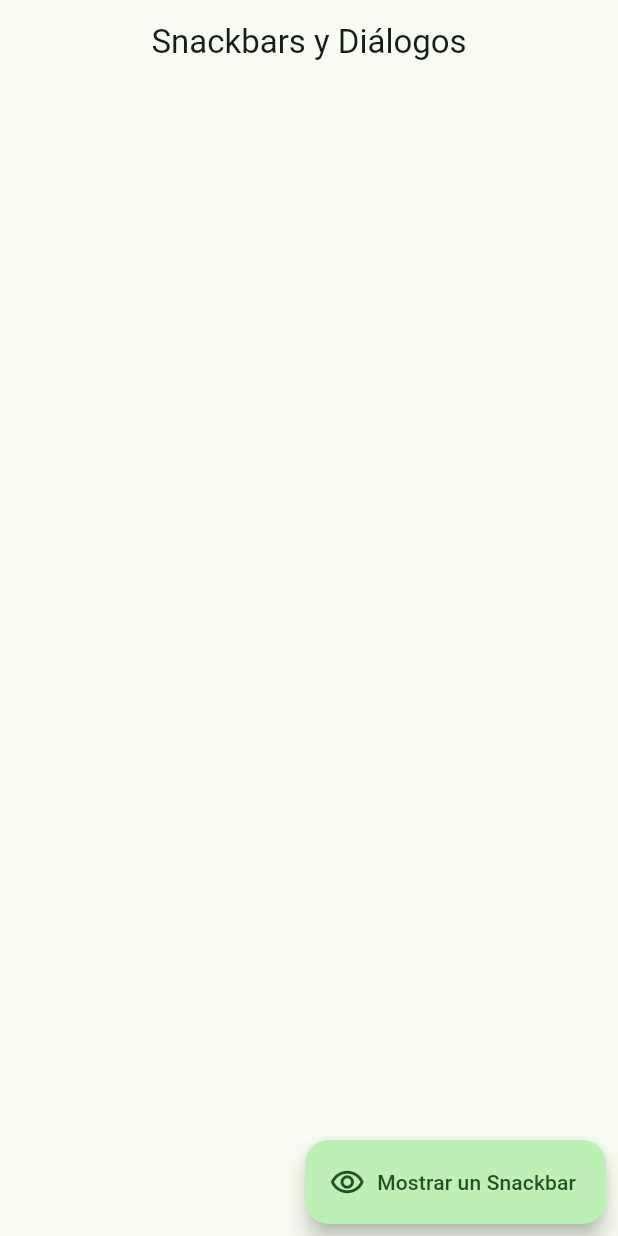
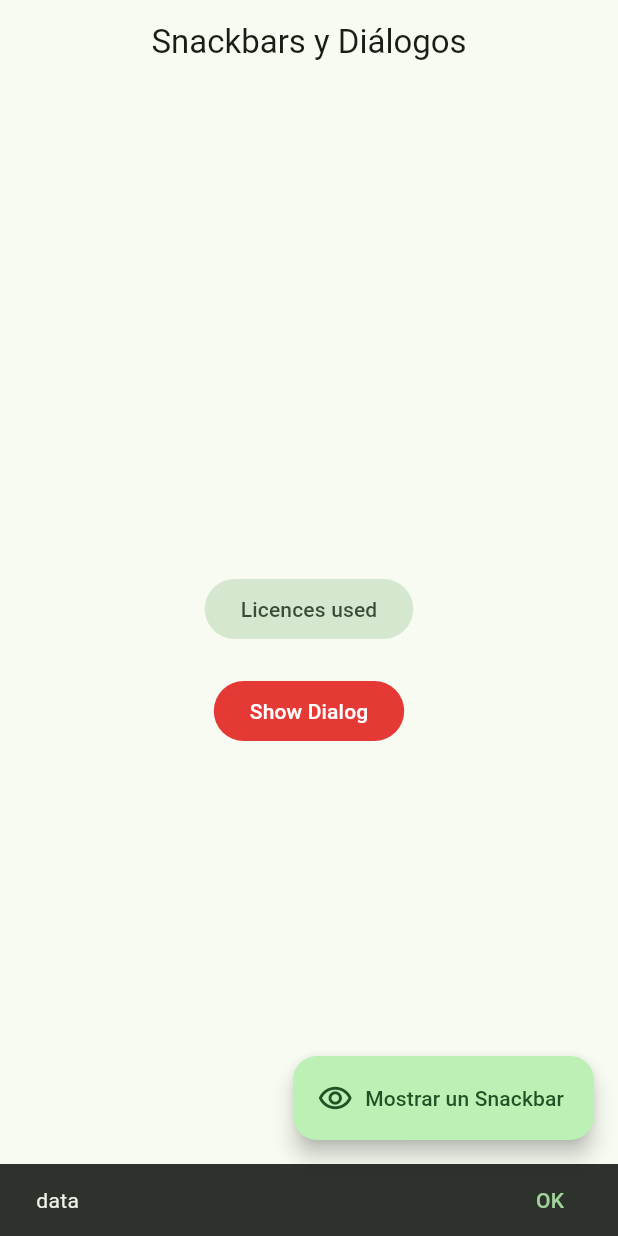
Before and after one commit to santacruzandres1/widgets_app, a Flutter app: the SnackbarScreen screen opened by its route, after a tap on "Mostrar un Snackbar", on a phone screen of 412 x 824 dp. Run offline on Flutter 3.47's test engine with Material 3 defaults, Android fonts, the phone set to English and light mode, and no system bars; our stand-ins replace go_router.

Commit message:
Snackbars and dialogs finished

```diff
--- a/lib/main.dart
+++ b/lib/main.dart
@@ -15,9 +15,7 @@ class MainApp extends StatelessWidget {
       routerConfig: goAppRouter,
       debugShowCheckedModeBanner: false,
       theme: AppTheme(selectedColor: 2).getTheme(),
-      // home:  const HomeScreen(), //
-      // routes: AppRouter.routes, // Para go_router no vamos a utilizar estas rutas
-                                  //incluso se puede remover la definicion del 'home' anterior
+      title: 'Flutter Widgets App',
 
     );
   }
--- a/lib/presentation/screens/snackbar/snackbar_screen.dart
+++ b/lib/presentation/screens/snackbar/snackbar_screen.dart
@@ -1,8 +1,41 @@
 import 'package:flutter/material.dart';
+import 'package:go_router/go_router.dart';
 
 class SnackbarScreen extends StatelessWidget {
+
   static const name = 'snackbar_screen';
   const SnackbarScreen({super.key});
+void snackbar (BuildContext context){
+ScaffoldMessenger.of(context).clearSnackBars();
+ScaffoldMessenger.of(context).showSnackBar(SnackBar(
+  content: const Text('data'),
+  duration: const Duration(seconds: 1),
+  action: SnackBarAction(label: 'OK', onPressed: (){}),
+  )  );
+}
+void openDialog (BuildContext context){
+  final colors = Theme.of(context).colorScheme;
+  showDialog(
+    barrierDismissible: false,
+  context: context,
+  builder: (context)=> AlertDialog(
+    title: const Text('Are you sure?'),
+    content: const Text('Veniam magna voluptate nostrud tempor reprehenderit proident velit dolor id elit fugiat.Mollit labore cillum proident est reprehenderit qui sunt ipsum anim sunt consectetur irure magna.'),
+    surfaceTintColor:colors.error ,
+    actions: [
+      FilledButton(
+        onPressed: ()=>context.pop(),
+         style: ButtonStyle(
+    backgroundColor: MaterialStatePropertyAll<Color>(Colors.red.shade900),),
+        child: const Text('Cancel'),
+        ),
+      TextButton(onPressed: ()=>context.pop(), child:Text('Save Preferencies', style: TextStyle(color: colors.error),)),
+    ],
+  ),
+  );
+
+}
+
 
   @override
   Widget build(BuildContext context) {
@@ -10,20 +43,32 @@ class SnackbarScreen extends StatelessWidget {
       appBar: AppBar(
         title: const Text('Snackbars y Diálogos'),
       ),
-      body: Padding(
-        padding: const EdgeInsets.all(8.0),
-        child: Align(
-          alignment: Alignment.bottomRight,
-          child: FloatingActionButton.extended(
+      body:Center(
+        child:Column(
+          mainAxisAlignment: MainAxisAlignment.center,
+          children: [
+            FilledButton.tonal(onPressed:(){showAboutDialog(
+              context: context,
+              children: [
+                const Text('Sint adipisicing magna magna laborum in commodo esse est ullamco excepteur culpa.')
+              ]
+              );}, child: const Text('Licences used'),),
+            const SizedBox(height: 20,),
+            FilledButton.tonal
+            (onPressed:()=> openDialog(context),
+            style: ButtonStyle(backgroundColor: MaterialStatePropertyAll(Colors.red.shade600)),//otra manera de llamar
+            child: const Text('Show Dialog', style: TextStyle(color: Colors.white),),
+            ),
+            ],
+        ) ,),
+      floatingActionButton:  FloatingActionButton.extended(
             label: const Text('Mostrar un Snackbar'),
             icon: const Icon(Icons.remove_red_eye_outlined),
-            onPressed:(){},
+            onPressed:(){
+                snackbar(context);
+            },
 
             ),
-
-        ),
-      ),
-
     );
   }
 }
```
Also changed, not shown: pubspec.yaml (line endings or trailing spaces).
